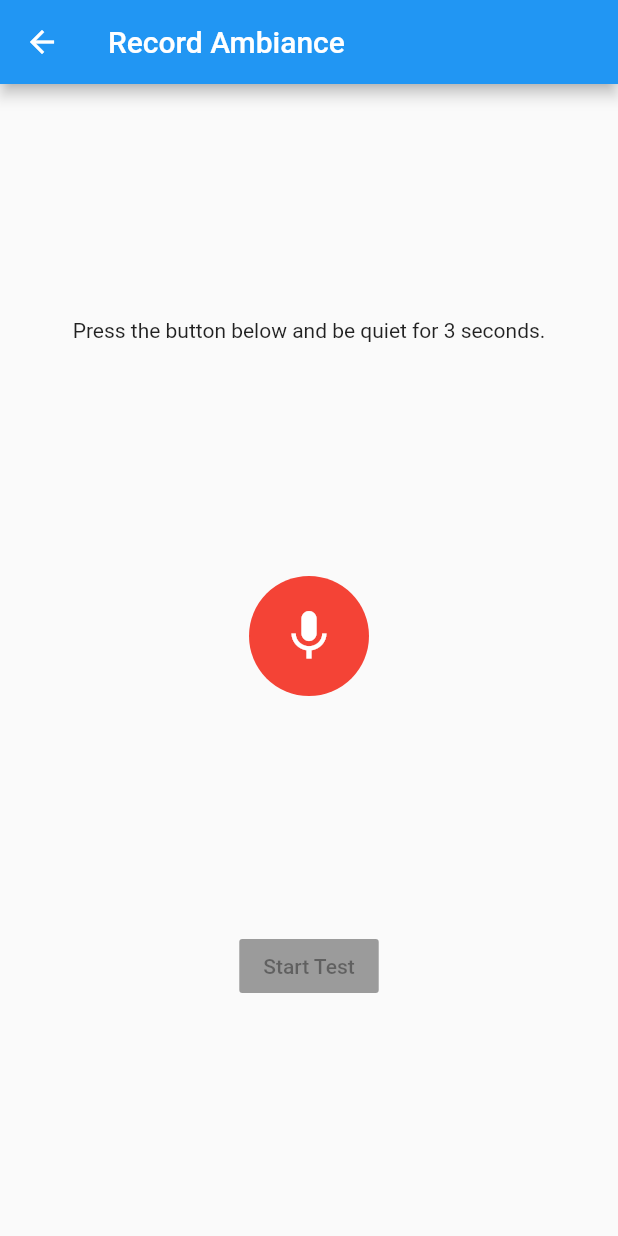
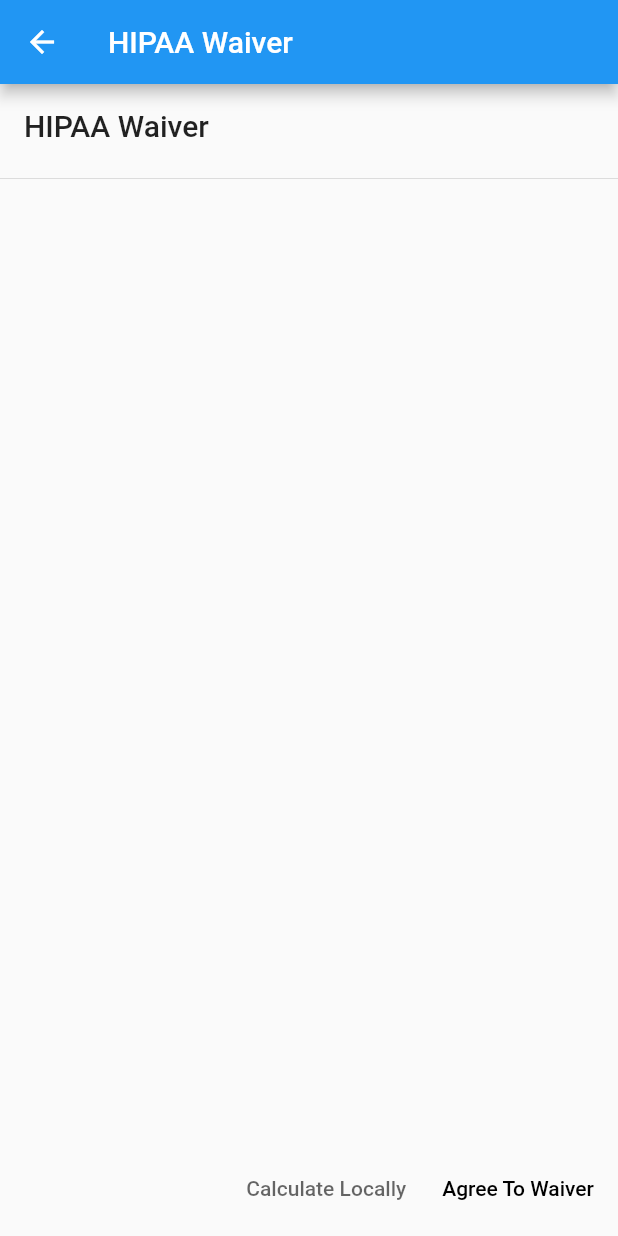
Before and after one commit to RyanRemer/project_apraxia, a Flutter app: the LandingPage screen opened directly, after a tap on "Start WSD Calculation", on a phone screen of 412 x 824 dp. Run offline on Flutter 3.47's test engine with Material 2 defaults, Android fonts, the phone set to English and light mode, and no system bars; missing offline and left inert: amazon_cognito_identity_dart, audioplayer.

Commit message:
abiance page

```diff
--- a/lib/page/AmbiancePage.dart
+++ b/lib/page/AmbiancePage.dart
@@ -2,14 +2,16 @@ import 'package:flutter/material.dart';
 import 'package:flutter/services.dart';
 import 'package:project_apraxia/controller/RecordController.dart';
 import 'package:project_apraxia/controller/WSDCalculator.dart';
+import 'package:project_apraxia/interface/IWSDCalculator.dart';
 import 'package:project_apraxia/page/RecordPage.dart';
 import 'package:project_apraxia/widget/ErrorDialog.dart';
 
 class AmbiancePage extends StatefulWidget {
-  AmbiancePage({Key key}) : super(key: key);
+  IWSDCalculator wsdCalculater;
+  AmbiancePage({@required this.wsdCalculater, Key key}) : super(key: key);
 
   @override
-  _AmbiancePageState createState() => _AmbiancePageState();
+  _AmbiancePageState createState() => _AmbiancePageState(this.wsdCalculater);
 }
 
 class _AmbiancePageState extends State<AmbiancePage> {
@@ -18,9 +20,7 @@ class _AmbiancePageState extends State<AmbiancePage> {
   bool ambienceRecorded = false;
   WSDCalculator wsdCalculator;
 
-  _AmbiancePageState() {
-    wsdCalculator ??= new WSDCalculator();
-  }
+  _AmbiancePageState(this.wsdCalculator);
 
   @override
   Widget build(BuildContext context) {
--- a/lib/page/LandingPage.dart
+++ b/lib/page/LandingPage.dart
@@ -3,6 +3,7 @@ import 'package:project_apraxia/page/AmbiancePage.dart';
 
 import 'package:project_apraxia/page/UpdateUserPage.dart';
 import 'package:project_apraxia/page/HowToPage.dart';
+import 'package:project_apraxia/page/WaiverPage.dart';
 
 class LandingPage extends StatelessWidget {
   @override
@@ -59,7 +60,7 @@ class LandingPage extends StatelessWidget {
 
 void goToRecordPage(BuildContext context) {
   Navigator.of(context)
-      .push(MaterialPageRoute(builder: (context) => AmbiancePage()));
+      .push(MaterialPageRoute(builder: (context) => WaiverPage()));
 }
 
 void goToSettingsPage(BuildContext context) {
--- a/lib/page/PromptsPage.dart
+++ b/lib/page/PromptsPage.dart
@@ -1,13 +1,15 @@
 import 'package:flutter/material.dart';
 import 'package:project_apraxia/data/WsdReport.dart';
+import 'package:project_apraxia/interface/IWSDCalculator.dart';
 import 'package:project_apraxia/model/Prompt.dart';
 import 'package:project_apraxia/model/Recording.dart';
 import 'package:project_apraxia/page/PromptArea.dart';
 
 /// [PromptsPage] is a screen that contains the logic for displaying each of the [Prompt] objects
 class PromptsPage extends StatefulWidget {
+  final IWSDCalculator wsdCalculator;
   final List<Prompt> prompts;
-  PromptsPage(this.prompts, {Key key}) : super(key: key);
+  PromptsPage(this.prompts, {@required this.wsdCalculator, Key key}) : super(key: key);
 
   @override
   _PromptsPageState createState() => _PromptsPageState(this.prompts);
--- /dev/null
+++ b/lib/page/WaiverPage.dart
@@ -0,0 +1,60 @@
+import 'package:flutter/material.dart';
+import 'package:project_apraxia/controller/WSDCalculator.dart';
+import 'package:project_apraxia/page/AmbiancePage.dart';
+
+class WaiverPage extends StatefulWidget {
+  WaiverPage({Key key}) : super(key: key);
+
+  @override
+  _WaiverPageState createState() => _WaiverPageState();
+}
+
+class _WaiverPageState extends State<WaiverPage> {
+  @override
+  Widget build(BuildContext context) {
+    return Scaffold(
+      appBar: AppBar(
+        title: Text("HIPAA Waiver"),
+      ),
+      body: Column(
+        crossAxisAlignment: CrossAxisAlignment.start,
+        children: <Widget>[
+          Padding(
+            padding: const EdgeInsets.all(16.0),
+            child: Text("HIPAA Waiver", style: Theme.of(context).textTheme.title,),
+          ),
+          const Divider(),
+          Spacer(),
+          ButtonBar(
+            children: <Widget>[
+              FlatButton(
+                child: Text("Calculate Locally", style: TextStyle(color: Theme.of(context).hintColor),),
+                onPressed: startLocalTest,
+              ),
+              FlatButton(
+                child: Text("Agree To Waiver"),
+                onPressed: startRemoteTest,
+              )
+            ],
+          )
+        ],
+      ),
+    );
+  }
+
+  void startLocalTest() {
+    Navigator.pushReplacement(context, MaterialPageRoute(builder: (context) {
+      return AmbiancePage(
+        wsdCalculater: new WSDCalculator(),
+      );
+    }));
+  }
+
+  void startRemoteTest() {
+    Navigator.pushReplacement(context, MaterialPageRoute(builder: (context) {
+      return AmbiancePage(
+        wsdCalculater: new WSDCalculator(), //TODO: add remote
+      );
+    }));
+  }
+}
```
